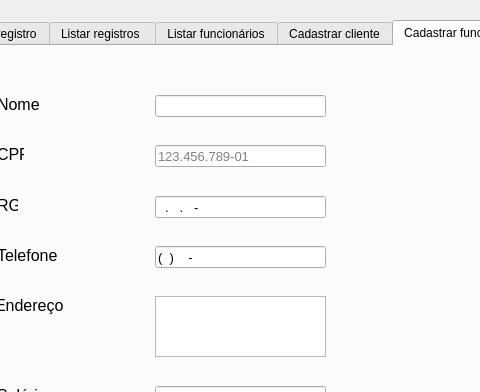
Qt form src/UI_Estacionamento.ui (zBl4ckUser/proj-estacionamento) before a commit; both pictures show x 173 to 653 and y 0 to 392 of the 865 by 600 pixel window.
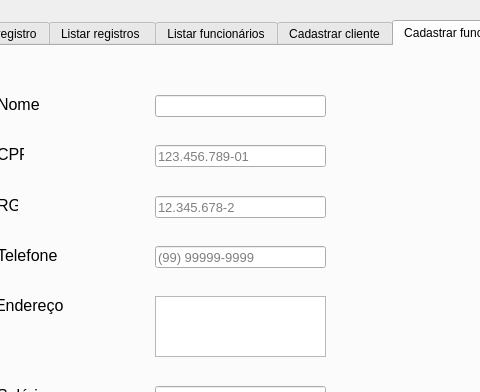
The same form after that commit. The open tabs and pages were chosen to show the change. Icons and pictures are not drawn.

Commit message: Format rg

```diff
--- a/src/UI_Estacionamento.ui
+++ b/src/UI_Estacionamento.ui
@@ -575,7 +575,13 @@
        </font>
       </property>
       <property name="inputMask">
-       <string>99.999.999-9</string>
+       <string/>
+      </property>
+      <property name="maxLength">
+       <number>12</number>
+      </property>
+      <property name="placeholderText">
+       <string>12.345.678-2</string>
       </property>
      </widget>
      <widget class="QLineEdit" name="edTel_Func">
@@ -593,7 +599,13 @@
        </font>
       </property>
       <property name="inputMask">
-       <string>(9D)9999-99999</string>
+       <string/>
+      </property>
+      <property name="maxLength">
+       <number>15</number>
+      </property>
+      <property name="placeholderText">
+       <string>(99) 99999-9999</string>
       </property>
      </widget>
      <widget class="QLineEdit" name="edSalario">
```
Left out of the diff: 2 changed lines with no effect on the pictures. The commit also changes 2 other files.
